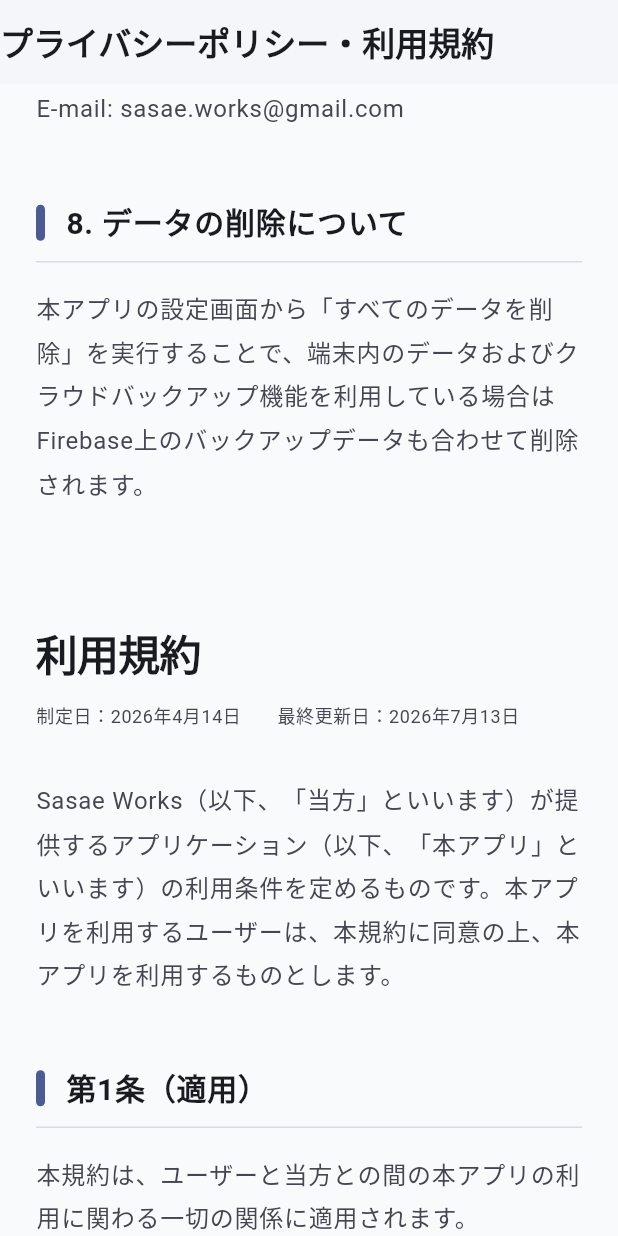
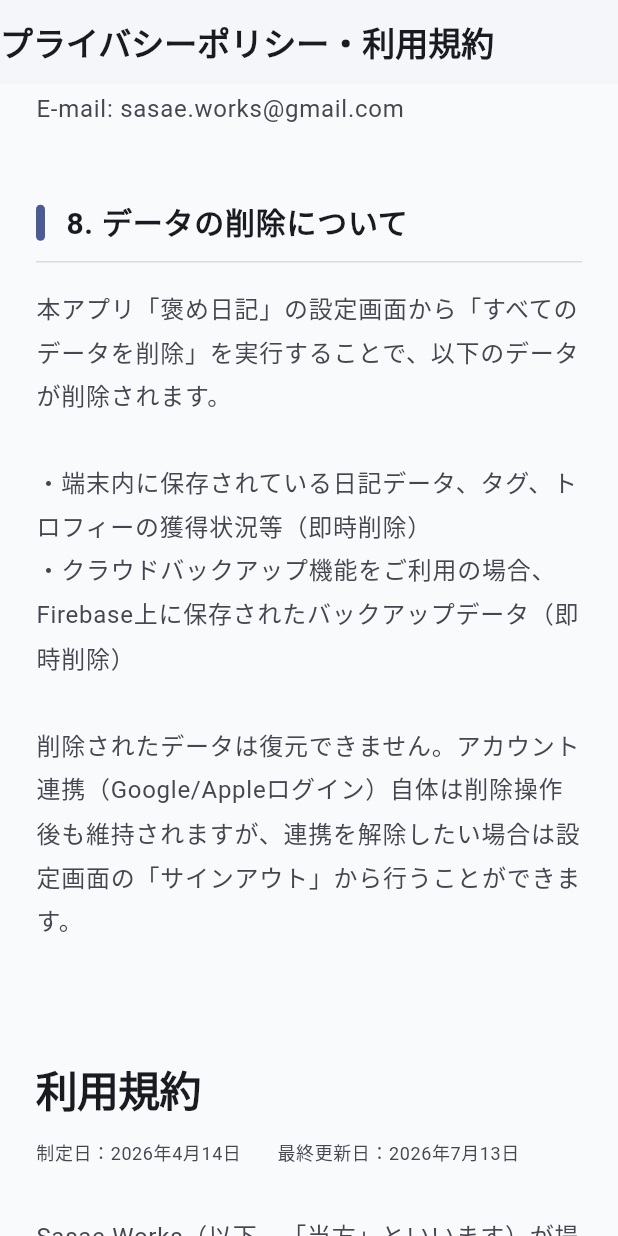
Before and after one commit to sasae-works/sasae_portal, a Flutter app: the PrivacyPolicyScreen screen opened by its route, scrolled down 2880 dp, on a phone screen of 412 x 824 dp. Run offline on Flutter 3.47's test engine with Material 3 defaults, Android fonts, the phone set to English and light mode, and no system bars; our stand-ins replace go_router, google_fonts.

Commit message:
Flutter SDKの更新(3.38.4)とプライバシーポリシーのデータ削除に関する説明の修正

```diff
--- a/lib/screens/privacy_policy_screen.dart
+++ b/lib/screens/privacy_policy_screen.dart
@@ -113,8 +113,12 @@
                           scheme,
                           textTheme,
                           '8. データの削除について',
-                          '本アプリの設定画面から「すべてのデータを削除」を実行することで、端末内のデータおよびクラウドバックアップ機能を利用している場合はFirebase上のバックアップデータも合わせて削除されます。',
+                          '本アプリ「褒め日記」の設定画面から「すべてのデータを削除」を実行することで、以下のデータが削除されます。\n\n'
+                              '・端末内に保存されている日記データ、タグ、トロフィーの獲得状況等（即時削除）\n'
+                              '・クラウドバックアップ機能をご利用の場合、Firebase上に保存されたバックアップデータ（即時削除）\n\n'
+                              '削除されたデータは復元できません。アカウント連携（Google/Appleログイン）自体は削除操作後も維持されますが、連携を解除したい場合は設定画面の「サインアウト」から行うことができます。',
                         ),
+
 
 
                         // 利用規約セクション
```
Also changed, not shown: pubspec.lock, 1 other file.
